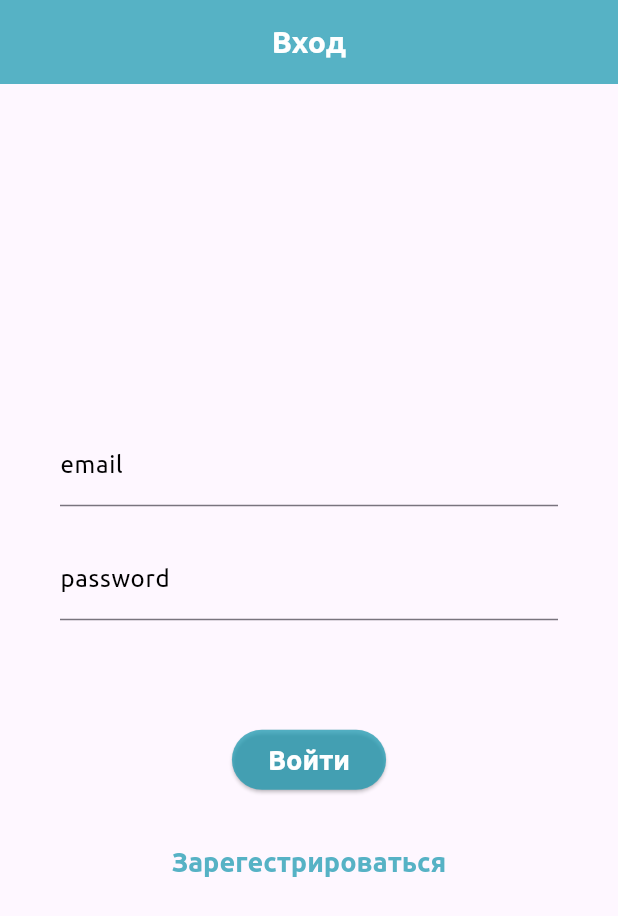
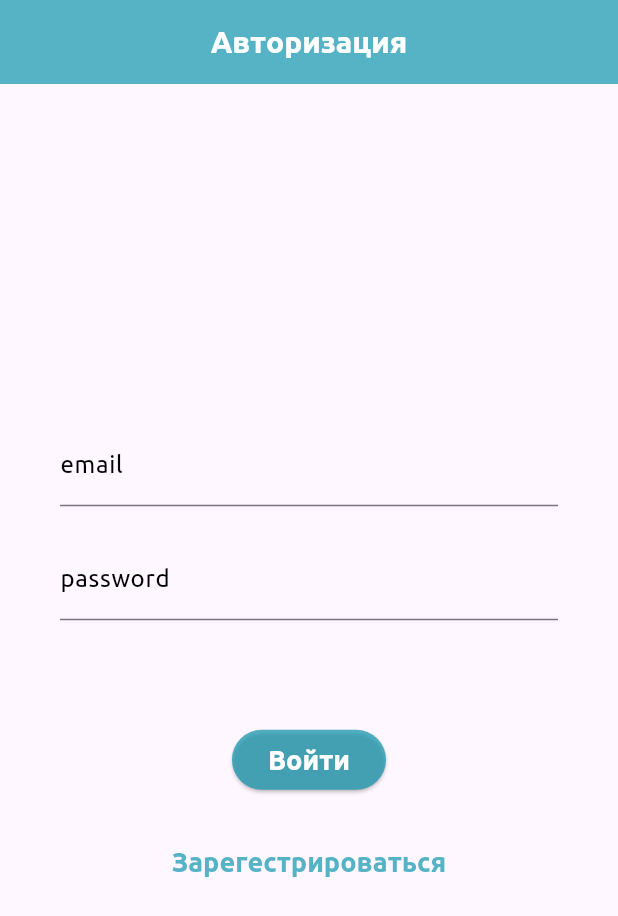
Before and after one commit to X-s0ft/project_c, a Flutter app: the screen it shows after launch, on a phone screen of 412 x 824 dp. Shown: the top 916 px of the screen. Run offline on Flutter 3.47's test engine with Material 3 defaults, Android fonts, the phone set to English and light mode, and no system bars; our stand-ins replace cloud_firestore, firebase_auth, firebase_core; accounts and stored records are empty; project files that could hold a hidden picture were left out.

Commit message:
Update logintest.dart

```diff
--- a/flutter_schedule/lib/pages/logintest.dart
+++ b/flutter_schedule/lib/pages/logintest.dart
@@ -30,7 +30,7 @@ class _LogintestState extends State<Logintest> {
   }
 
   Widget _title() {
-    return const Text('Вход');
+    return const Text('Авторизация');
   }
 
   Widget _entryField(
```
